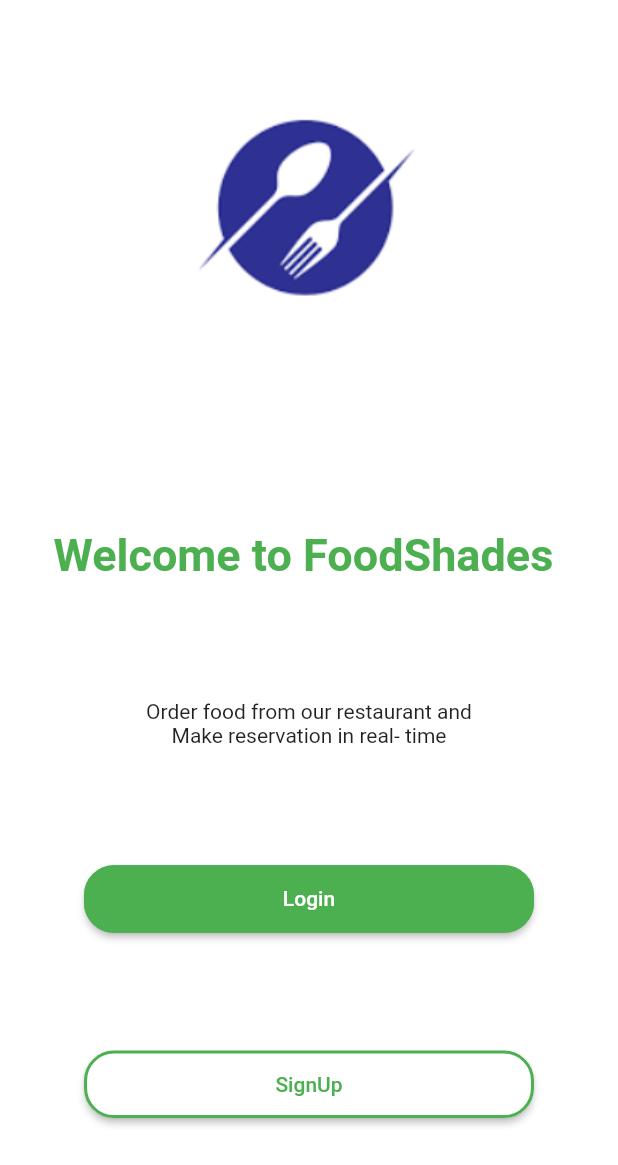
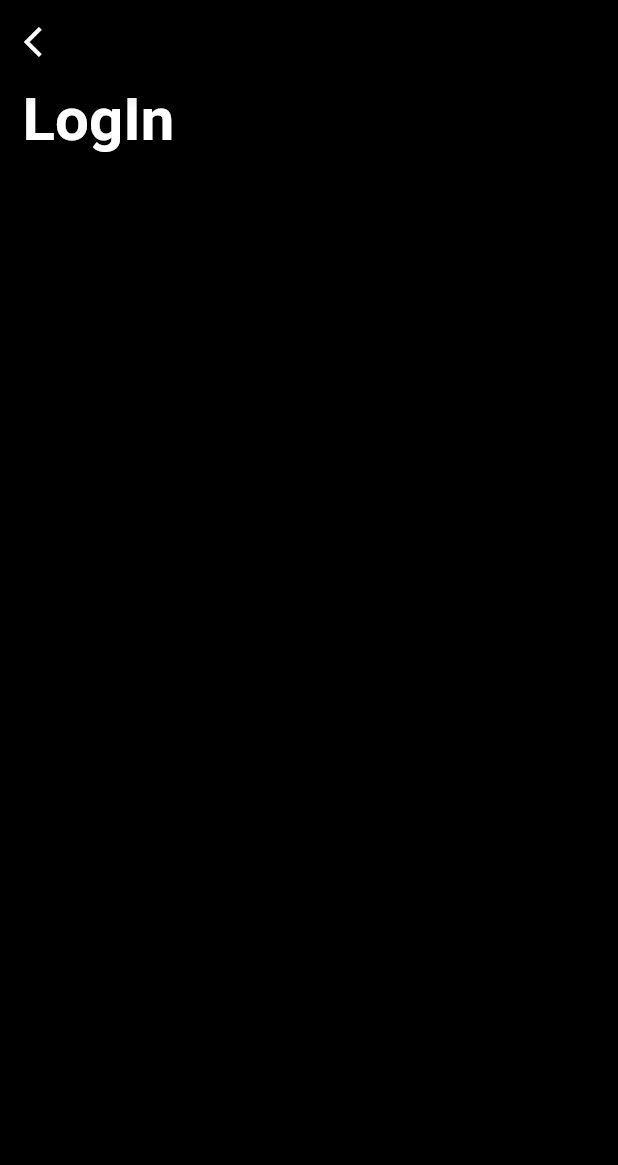
Before and after one commit to sangeeta2701/food-oredering-app, a Flutter app: the screen it shows after launch, after a tap on "Login", on a phone screen of 412 x 824 dp. Shown: the top 1165 px of the screen. Run offline on Flutter 3.47's test engine with Material 2 defaults, Android fonts, the phone set to English and light mode, and no system bars.

Commit message:
food ordering app

```diff
--- /dev/null
+++ b/lib/screens/loginPage.dart
@@ -0,0 +1,37 @@
+import 'package:flutter/material.dart';
+
+class LoginPage extends StatelessWidget {
+  const LoginPage({Key? key}) : super(key: key);
+
+  @override
+  Widget build(BuildContext context) {
+    return Scaffold(
+      backgroundColor: Colors.black,
+      appBar: AppBar(
+        backgroundColor: Colors.black,
+        leading: IconButton(
+          onPressed: () {},
+          icon: Icon(
+            Icons.arrow_back_ios,
+            color: Colors.white,
+          ),
+        ),
+      ),
+      body: Column(
+        crossAxisAlignment: CrossAxisAlignment.start,
+        children: [
+          Padding(
+            padding: const EdgeInsets.only(left: 15.0),
+            child: Text(
+              "LogIn",
+              style: TextStyle(
+                  fontSize: 40,
+                  color: Colors.white,
+                  fontWeight: FontWeight.bold),
+            ),
+          ),
+        ],
+      ),
+    );
+  }
+}
--- a/lib/screens/welcome_page.dart
+++ b/lib/screens/welcome_page.dart
@@ -1,4 +1,5 @@
 import 'package:flutter/material.dart';
+import 'package:food_ordering/screens/loginPage.dart';
 
 class WelcomePage extends StatefulWidget {
   @override
@@ -6,41 +7,13 @@ class WelcomePage extends StatefulWidget {
 }
 
 class _WelcomePageState extends State<WelcomePage> {
-  Widget button(String name, Color color, Color textColor) {
-    return Container(
-      height: 45,
-      width: 300,
-      child: RaisedButton(
-        color: color,
-        shape: RoundedRectangleBorder(
-          side: BorderSide(
-            color: Colors.green,
-            width: 2,
-          ),
-          borderRadius: BorderRadius.circular(20),
-        ),
-        onPressed: () {},
-        child: Text(
-          name,
-          style: TextStyle(
-            color: textColor,
-          ),
-        ),
-      ),
-    );
-  }
-
   @override
   Widget build(BuildContext context) {
     return Scaffold(
       backgroundColor: Colors.white,
       body: Column(
         children: [
-          Padding(
-            padding: const EdgeInsets.only(
-              top: 50.0,
-            ),
-            child: Expanded(
+          Expanded(
             child: Container(
               // height: 200,
               // width: 150,
@@ -48,7 +21,6 @@ class _WelcomePageState extends State<WelcomePage> {
                 child: Image.asset(
                   "assets/blogo.PNG",
                   fit: BoxFit.cover,
-                  ),
                 ),
               ),
             ),
@@ -75,8 +47,53 @@ class _WelcomePageState extends State<WelcomePage> {
                       Text("Make reservation in real- time"),
                     ],
                   ),
-                  button('Login', Colors.green, Colors.white),
-                  button('SignUp', Colors.white, Colors.green),
+                  Container(
+                    height: 45,
+                    width: 300,
+                    child: RaisedButton(
+                      color: Colors.green,
+                      shape: RoundedRectangleBorder(
+                        side: BorderSide(
+                          color: Colors.green,
+                          width: 2,
+                        ),
+                        borderRadius: BorderRadius.circular(20),
+                      ),
+                      onPressed: () {
+                        Navigator.push(
+                            context,
+                            MaterialPageRoute(
+                                builder: (context) => LoginPage()));
+                      },
+                      child: Text(
+                        "Login",
+                        style: TextStyle(
+                          color: Colors.white,
+                        ),
+                      ),
+                    ),
+                  ),
+                  Container(
+                    height: 45,
+                    width: 300,
+                    child: RaisedButton(
+                      color: Colors.white,
+                      shape: RoundedRectangleBorder(
+                        side: BorderSide(
+                          color: Colors.green,
+                          width: 2,
+                        ),
+                        borderRadius: BorderRadius.circular(20),
+                      ),
+                      onPressed: () {},
+                      child: Text(
+                        "SignUp",
+                        style: TextStyle(
+                          color: Colors.green,
+                        ),
+                      ),
+                    ),
+                  )
                 ],
               ),
             ),
```
Lines whose indentation alone changed are shown as unchanged.
